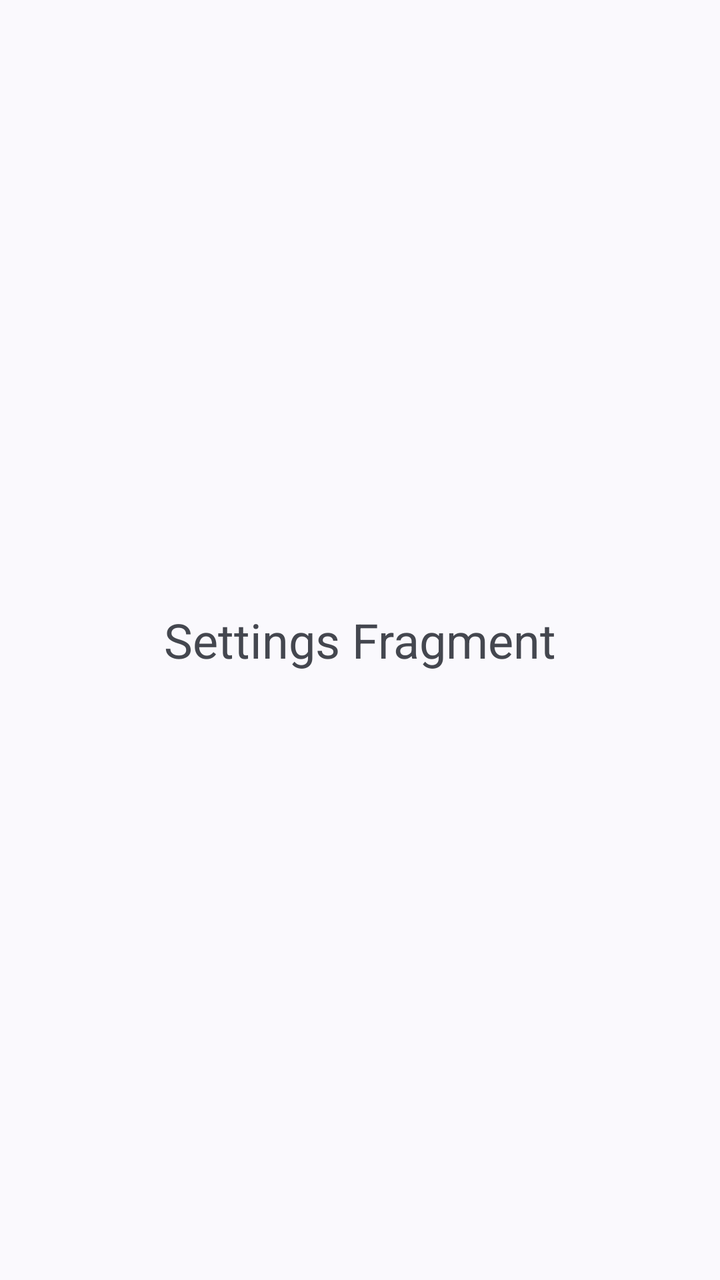
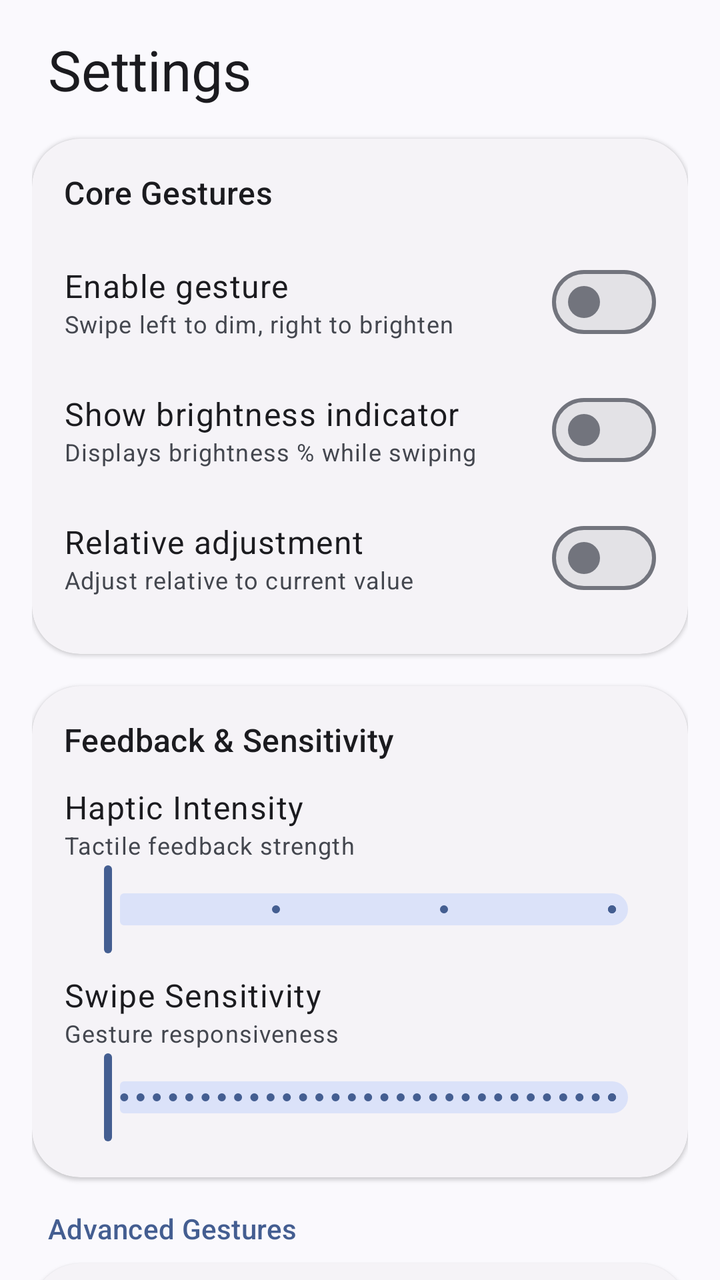

The first picture is an Android layout as it rendered before a commit; the second is the same layout after the commit. The layout source and the unified diff follow.
<!-- AndroidManifest.xml: application theme Theme.StatusBarBrightnessGesture -->
<!-- res/layout/fragment_settings.xml -->
<?xml version="1.0" encoding="utf-8"?>
<LinearLayout xmlns:android="http://schemas.android.com/apk/res/android"
    android:layout_width="match_parent"
    android:layout_height="match_parent"
    android:gravity="center"
    android:orientation="vertical">
    <TextView
        android:layout_width="wrap_content"
        android:layout_height="wrap_content"
        android:text="Settings Fragment"
        android:textSize="24sp" />
</LinearLayout>
<!-- resources referenced by this layout -->
<resources>
  <style name="Theme.StatusBarBrightnessGesture" parent="Theme.Material3.DynamicColors.DayNight">
      </style>
</resources>

<!-- the commit's change to res/layout/fragment_settings.xml (unified diff, before → after) -->
@@ -1,12 +1,326 @@
+<?xml version="1.0" encoding="utf-8"?>
+<androidx.core.widget.NestedScrollView xmlns:android="http://schemas.android.com/apk/res/android"
+    xmlns:app="http://schemas.android.com/apk/res-auto"
+    android:layout_width="match_parent"
+    android:layout_height="match_parent"
+    android:background="?android:attr/windowBackground">
+
+    <LinearLayout
+        android:layout_width="match_parent"
+        android:layout_height="wrap_content"
+        android:orientation="vertical"
+        android:padding="16dp">
+
+        
+        <TextView
+            android:layout_width="wrap_content"
+            android:layout_height="wrap_content"
+            android:layout_marginStart="8dp"
+            android:layout_marginBottom="16dp"
+            android:text="Settings"
+            android:textAppearance="?attr/textAppearanceHeadlineMedium" />
+
+        
+        <com.google.android.material.card.MaterialCardView
+            style="?attr/materialCardViewElevatedStyle"
+            android:layout_width="match_parent"
+            android:layout_height="wrap_content"
+            android:layout_marginBottom="16dp"
+            app:cardCornerRadius="24dp">
+
+            <LinearLayout
+                android:layout_width="match_parent"
+                android:layout_height="wrap_content"
+                android:orientation="vertical"
+                android:padding="16dp">
+
+                <TextView
+                    android:layout_width="wrap_content"
+                    android:layout_height="wrap_content"
+                    android:layout_marginBottom="12dp"
+                    android:text="Core Gestures"
+                    android:textAppearance="?attr/textAppearanceTitleMedium" />
+
+                
+                <LinearLayout
+                    android:id="@+id/row_enable_gesture"
+                    android:layout_width="match_parent"
+                    android:layout_height="wrap_content"
+                    android:gravity="center_vertical"
+                    android:orientation="horizontal"
+                    android:paddingVertical="8dp">
+                    <LinearLayout
+                        android:layout_width="0dp"
+                        android:layout_height="wrap_content"
+                        android:layout_weight="1"
+                        android:orientation="vertical">
+                        <TextView
+                            android:layout_width="wrap_content"
+                            android:layout_height="wrap_content"
+                            android:text="Enable gesture"
+                            android:textAppearance="?attr/textAppearanceBodyLarge" />
+                        <TextView
+                            android:layout_width="wrap_content"
+                            android:layout_height="wrap_content"
+                            android:text="Swipe left to dim, right to brighten"
+                            android:textAppearance="?attr/textAppearanceBodySmall"
+                            android:textColor="?android:attr/textColorSecondary" />
+                    </LinearLayout>
+                    <com.google.android.material.materialswitch.MaterialSwitch
+                        android:id="@+id/sw_gesture"
+                        android:layout_width="wrap_content"
+                        android:layout_height="wrap_content" />
+                </LinearLayout>
+
+                
+                <LinearLayout
+                    android:id="@+id/row_show_indicator"
+                    android:layout_width="match_parent"
+                    android:layout_height="wrap_content"
+                    android:gravity="center_vertical"
+                    android:orientation="horizontal"
+                    android:paddingVertical="8dp">
+                    <LinearLayout
+                        android:layout_width="0dp"
+                        android:layout_height="wrap_content"
+                        android:layout_weight="1"
+                        android:orientation="vertical">
+                        <TextView
+                            android:layout_width="wrap_content"
+                            android:layout_height="wrap_content"
+                            android:text="Show brightness indicator"
+                            android:textAppearance="?attr/textAppearanceBodyLarge" />
+                        <TextView
+                            android:layout_width="wrap_content"
+                            android:layout_height="wrap_content"
+                            android:text="Displays brightness % while swiping"
+                            android:textAppearance="?attr/textAppearanceBodySmall"
+                            android:textColor="?android:attr/textColorSecondary" />
+                    </LinearLayout>
+                    <com.google.android.material.materialswitch.MaterialSwitch
+                        android:id="@+id/sw_overlay"
+                        android:layout_width="wrap_content"
+                        android:layout_height="wrap_content" />
+                </LinearLayout>
+
+                
+                <LinearLayout
+                    android:id="@+id/row_relative_adj"
+                    android:layout_width="match_parent"
+                    android:layout_height="wrap_content"
+                    android:gravity="center_vertical"
+                    android:orientation="horizontal"
+                    android:paddingVertical="8dp">
+                    <LinearLayout
+                        android:layout_width="0dp"
+                        android:layout_height="wrap_content"
+                        android:layout_weight="1"
+                        android:orientation="vertical">
+                        <TextView
+                            android:layout_width="wrap_content"
+                            android:layout_height="wrap_content"
+                            android:text="Relative adjustment"
+                            android:textAppearance="?attr/textAppearanceBodyLarge" />
+                        <TextView
+                            android:layout_width="wrap_content"
+                            android:layout_height="wrap_content"
+                            android:text="Adjust relative to current value"
+                            android:textAppearance="?attr/textAppearanceBodySmall"
+                            android:textColor="?android:attr/textColorSecondary" />
+                    </LinearLayout>
+                    <com.google.android.material.materialswitch.MaterialSwitch
+                        android:id="@+id/sw_relative"
+                        android:layout_width="wrap_content"
+                        android:layout_height="wrap_content" />
+                </LinearLayout>
+            </LinearLayout>
+        </com.google.android.material.card.MaterialCardView>
+
+        
+        <com.google.android.material.card.MaterialCardView
+            style="?attr/materialCardViewElevatedStyle"
+            android:layout_width="match_parent"
+            android:layout_height="wrap_content"
+            android:layout_marginBottom="16dp"
+            app:cardCornerRadius="24dp">
+
+            <LinearLayout
+                android:layout_width="match_parent"
+                android:layout_height="wrap_content"
+                android:orientation="vertical"
+                android:padding="16dp">
+
+                <TextView
+                    android:layout_width="wrap_content"
+                    android:layout_height="wrap_content"
+                    android:layout_marginBottom="12dp"
+                    android:text="Feedback &amp; Sensitivity"
+                    android:textAppearance="?attr/textAppearanceTitleMedium" />
+
+                
+                <TextView
+                    android:layout_width="wrap_content"
+                    android:layout_height="wrap_content"
+                    android:text="Haptic Intensity"
+                    android:textAppearance="?attr/textAppearanceBodyLarge" />
+                <TextView
+                    android:id="@+id/txt_haptic_val"
+                    android:layout_width="wrap_content"
+                    android:layout_height="wrap_content"
+                    android:text="Tactile feedback strength"
+                    android:textAppearance="?attr/textAppearanceBodySmall"
+                    android:textColor="?android:attr/textColorSecondary" />
+                <com.google.android.material.slider.Slider
+                    android:id="@+id/slider_haptic"
+                    android:layout_width="match_parent"
+                    android:layout_height="wrap_content"
+                    android:valueFrom="0"
+                    android:valueTo="3"
+                    android:stepSize="1" />
+
+                
+                <TextView
+                    android:layout_width="wrap_content"
+                    android:layout_height="wrap_content"
+                    android:layout_marginTop="8dp"
+                    android:text="Swipe Sensitivity"
+                    android:textAppearance="?attr/textAppearanceBodyLarge" />
+                <TextView
+                    android:id="@+id/txt_sensitivity_val"
+                    android:layout_width="wrap_content"
+                    android:layout_height="wrap_content"
+                    android:text="Gesture responsiveness"
+                    android:textAppearance="?attr/textAppearanceBodySmall"
+                    android:textColor="?android:attr/textColorSecondary" />
+                <com.google.android.material.slider.Slider
+                    android:id="@+id/slider_sensitivity"
+                    android:layout_width="match_parent"
+                    android:layout_height="wrap_content"
+                    android:valueFrom="10"
+                    android:valueTo="500"
+                    android:stepSize="10" />
+
+            </LinearLayout>
+        </com.google.android.material.card.MaterialCardView>
+
+        
+        <TextView
+            android:layout_width="wrap_content"
+            android:layout_height="wrap_content"
+            android:layout_marginStart="8dp"
+            android:layout_marginBottom="8dp"
+            android:text="Advanced Gestures"
+            android:textAppearance="?attr/textAppearanceTitleSmall"
+            android:textColor="?attr/colorPrimary" />
+
+        
+        <com.google.android.material.card.MaterialCardView
+            style="?attr/materialCardViewElevatedStyle"
+            android:layout_width="match_parent"
+            android:layout_height="wrap_content"
+            android:layout_marginBottom="16dp"
+            app:cardCornerRadius="24dp">
+
+            <LinearLayout
+                android:layout_width="match_parent"
+                android:layout_height="wrap_content"
+                android:orientation="vertical"
+                android:padding="16dp">
+
+                
+                <include layout="@layout/row_action" android:id="@+id/row_battery_single" />
+                <include layout="@layout/row_action" android:id="@+id/row_battery_double" />
+                <include layout="@layout/row_action" android:id="@+id/row_battery_long" />
+
+                <View android:layout_width="match_parent" android:layout_height="1dp" android:background="?attr/colorOutlineVariant" android:layout_marginVertical="8dp" />
+
+                
+                <include layout="@layout/row_action" android:id="@+id/row_time_single" />
+                <include layout="@layout/row_action" android:id="@+id/row_time_double" />
+                <include layout="@layout/row_action" android:id="@+id/row_time_long" />
+
+                <View android:layout_width="match_parent" android:layout_height="1dp" android:background="?attr/colorOutlineVariant" android:layout_marginVertical="8dp" />
+
+                
+                <include layout="@layout/row_action" android:id="@+id/row_status_single" />
+                <include layout="@layout/row_action" android:id="@+id/row_status_double" />
+                <include layout="@layout/row_action" android:id="@+id/row_status_long" />
+
+            </LinearLayout>
+        </com.google.android.material.card.MaterialCardView>
+
+        
+        <com.google.android.material.card.MaterialCardView
+            style="?attr/materialCardViewTonalStyle"
+            android:layout_width="match_parent"
+            android:layout_height="wrap_content"
+            android:layout_marginBottom="32dp"
+            app:cardCornerRadius="24dp">
+
+            <LinearLayout
+                android:layout_width="match_parent"
+                android:layout_height="wrap_content"
+                android:orientation="vertical"
+                android:padding="16dp">
+
+                <TextView
+                    android:layout_width="wrap_content"
+                    android:layout_height="wrap_content"
+                    android:layout_marginBottom="8dp"
+                    android:text="How to use"
+                    android:textAppearance="?attr/textAppearanceTitleMedium" />
+
+                <TextView
+                    android:layout_width="match_parent"
+                    android:layout_height="wrap_content"
+                    android:text="• Swipe right on the status bar to increase brightness\n• Swipe left to decrease brightness\n• Works with notification shade open or closed\n• Works on the lockscreen\n• The % indicator matches system brightness\n• Configure tap actions above"
+                    android:textAppearance="?attr/textAppearanceBodySmall"
+                    android:textColor="?android:attr/textColorSecondary"
+                    android:lineSpacingExtra="4dp" />
+            </LinearLayout>
+        </com.google.android.material.card.MaterialCardView>
+
+    </LinearLayout>
+</androidx.core.widget.NestedScrollView>
+<!-- res/layout/row_action.xml (included above) -->
 <?xml version="1.0" encoding="utf-8"?>
 <LinearLayout xmlns:android="http://schemas.android.com/apk/res/android"
     android:layout_width="match_parent"
-    android:layout_height="match_parent"
-    android:gravity="center"
-    android:orientation="vertical">
-    <TextView
-        android:layout_width="wrap_content"
+    android:layout_height="wrap_content"
+    android:background="?attr/selectableItemBackground"
+    android:clickable="true"
+    android:focusable="true"
+    android:gravity="center_vertical"
+    android:orientation="horizontal"
+    android:paddingVertical="12dp">
+
+    <LinearLayout
+        android:layout_width="0dp"
         android:layout_height="wrap_content"
-        android:text="Settings Fragment"
-        android:textSize="24sp" />
+        android:layout_weight="1"
+        android:orientation="vertical">
+
+        <TextView
+            android:id="@+id/action_label"
+            android:layout_width="wrap_content"
+            android:layout_height="wrap_content"
+            android:text="Action Name"
+            android:textAppearance="?attr/textAppearanceBodyLarge" />
+
+        <TextView
+            android:id="@+id/action_value"
+            android:layout_width="wrap_content"
+            android:layout_height="wrap_content"
+            android:text="Current Value"
+            android:textAppearance="?attr/textAppearanceBodySmall"
+            android:textColor="?android:attr/textColorSecondary" />
+    </LinearLayout>
+
+    <ImageView
+        android:layout_width="20dp"
+        android:layout_height="20dp"
+        android:src="@drawable/ic_settings"
+        app:tint="?attr/colorOutline"
+        xmlns:app="http://schemas.android.com/apk/res-auto" />
+
 </LinearLayout>
<!-- resource entries referenced after the edit -->
@@ -1,5 +1,16 @@
 <!-- resources referenced by this layout -->
 <resources>
+  <!-- drawable ic_settings (drawable) -->
+  <vector xmlns:android="http://schemas.android.com/apk/res/android"
+      android:width="24dp"
+      android:height="24dp"
+      android:viewportWidth="24"
+      android:viewportHeight="24"
+      android:tint="?attr/colorControlNormal">
+    <path
+        android:fillColor="@android:color/white"
+        android:pathData="M19.14,12.94c0.04,-0.3 0.06,-0.61 0.06,-0.94c0,-0.33 -0.02,-0.64 -0.06,-0.94l2.03,-1.58c0.18,-0.14 0.23,-0.41 0.12,-0.61l-1.92,-3.32c-0.12,-0.22 -0.37,-0.29 -0.59,-0.22l-2.39,0.96c-0.5,-0.38 -1.03,-0.7 -1.62,-0.94L14.4,2.81c-0.04,-0.24 -0.24,-0.41 -0.48,-0.41h-3.84c-0.24,0 -0.43,0.17 -0.47,0.41L9.25,5.35C8.66,5.59 8.13,5.91 7.63,6.29L5.24,5.33c-0.22,-0.08 -0.47,0 -0.59,0.22L2.73,8.87c-0.11,0.2 -0.06,0.47 0.12,0.61l2.03,1.58C4.84,11.36 4.82,11.67 4.82,12c0,0.33 0.02,0.64 0.06,0.94l-2.03,1.58c-0.18,0.14 -0.23,0.41 -0.12,0.61l1.92,3.32c0.12,0.22 0.37,0.29 0.59,0.22l2.39,-0.96c0.5,0.38 1.03,0.7 1.62,0.94l0.36,2.54c0.05,0.24 0.24,0.41 0.48,0.41h3.84c0.24,0 0.44,-0.17 0.47,-0.41l0.36,-2.54c0.59,-0.24 1.13,-0.56 1.62,-0.94l2.39,0.96c0.22,0.08 0.47,0 0.59,-0.22l1.92,-3.32c0.12,-0.22 0.07,-0.47 -0.12,-0.61L19.14,12.94zM12,15.5c-1.93,0 -3.5,-1.57 -3.5,-3.5s1.57,-3.5 3.5,-3.5s3.5,1.57 3.5,3.5S13.93,15.5 12,15.5z"/>
+  </vector>
   <style name="Theme.StatusBarBrightnessGesture" parent="Theme.Material3.DynamicColors.DayNight">
       </style>
 </resources>
